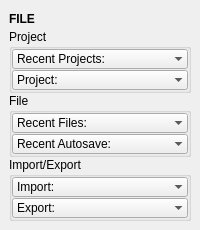
First picture: the form in tentacle/ui/file.ui, repository m3trik/tentacle, before the edit.
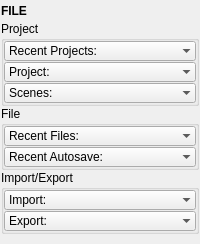
Second picture: the form after the edit. Custom widgets are drawn as their Qt base class.

```diff
--- a/tentacle/ui/file.ui
+++ b/tentacle/ui/file.ui
@@ -10,7 +10,7 @@
     <x>0</x>
     <y>0</y>
     <width>200</width>
-    <height>229</height>
+    <height>244</height>
    </rect>
   </property>
   <property name="tabShape">
@@ -30,6 +30,18 @@
     </size>
    </property>
    <layout class="QVBoxLayout" name="verticalLayout_2">
+    <property name="leftMargin">
+     <number>1</number>
+    </property>
+    <property name="topMargin">
+     <number>1</number>
+    </property>
+    <property name="rightMargin">
+     <number>1</number>
+    </property>
+    <property name="bottomMargin">
+     <number>1</number>
+    </property>
     <item>
      <layout class="QVBoxLayout" name="verticalLayout">
       <property name="spacing">
@@ -141,6 +153,39 @@
            </item>
           </widget>
          </item>
+         <item>
+          <widget class="ComboBox" name="cmb000">
+           <property name="minimumSize">
+            <size>
+             <width>0</width>
+             <height>20</height>
+            </size>
+           </property>
+           <property name="maximumSize">
+            <size>
+             <width>16777215</width>
+             <height>20</height>
+            </size>
+           </property>
+           <property name="toolTip">
+            <string>Open a scene file from the current workspace directory.</string>
+           </property>
+           <property name="maxVisibleItems">
+            <number>40</number>
+           </property>
+           <property name="sizeAdjustPolicy">
+            <enum>QComboBox::AdjustToContents</enum>
+           </property>
+           <property name="frame">
+            <bool>false</bool>
+           </property>
+           <item>
+            <property name="text">
+             <string>Scenes:</string>
+            </property>
+           </item>
+          </widget>
+         </item>
         </layout>
        </widget>
       </item>
```
